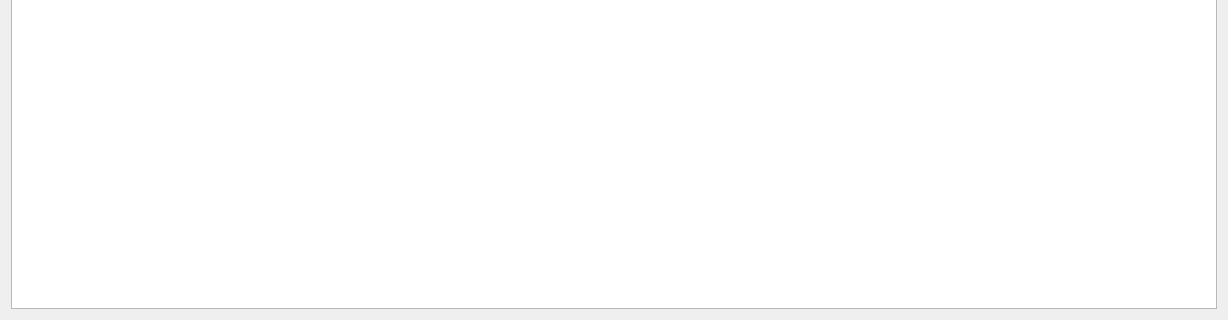
jetcake/xml, file dialog.ui: the form before one commit; both pictures show x 0 to 1228 and y 440 to 760 of the 1228 by 760 pixel window.
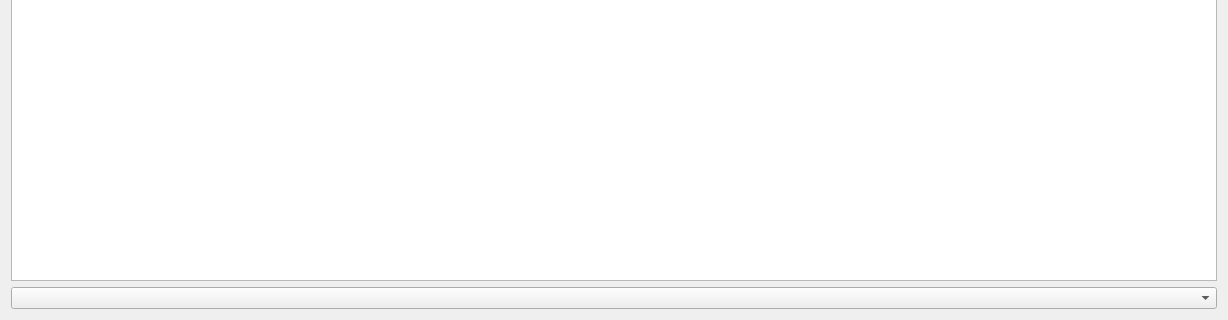
The form after the commit.

Patch:
```diff
--- a/dialog.ui
+++ b/dialog.ui
@@ -15,14 +15,10 @@
   </property>
   <layout class="QVBoxLayout" name="verticalLayout">
    <item>
-    <widget class="QTableView" name="tableView">
-     <property name="enabled">
-      <bool>true</bool>
-     </property>
-     <property name="showGrid">
-      <bool>false</bool>
-     </property>
-    </widget>
+    <widget class="QTableView" name="tableView"/>
+   </item>
+   <item>
+    <widget class="QComboBox" name="comboBox"/>
    </item>
   </layout>
  </widget>
```
